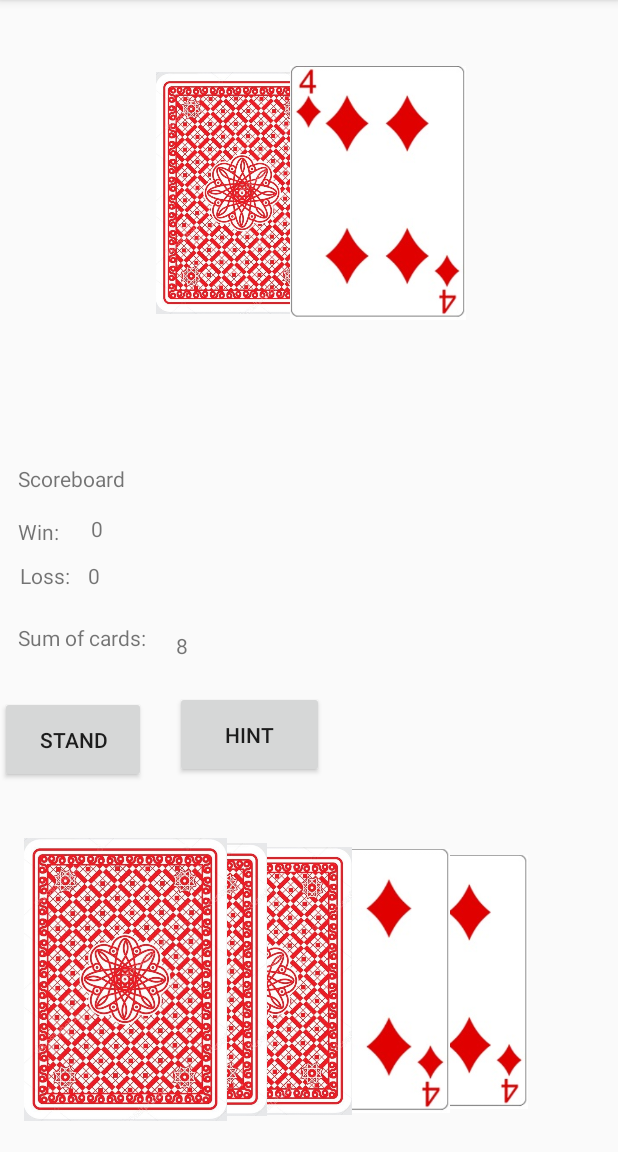
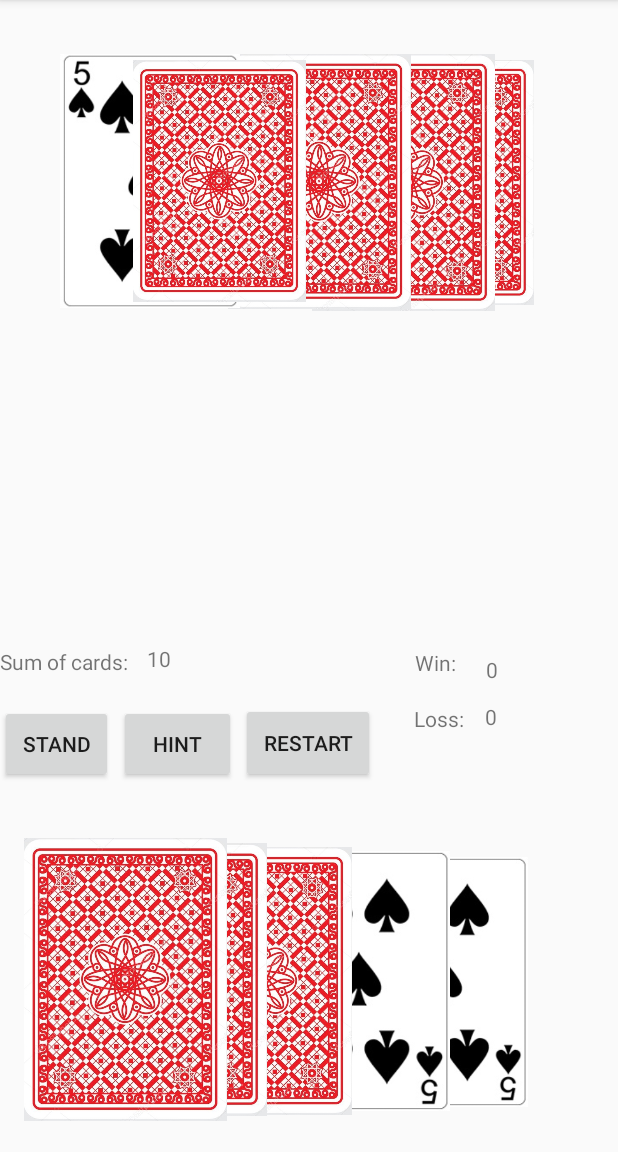
Before and after one commit to RamonBecker/BlackJack, an Android app: the GameActivity screen opened directly, with no data from a screen before it, on a phone screen of 412 x 824 dp, the part 84-1236 px from its top. Run offline under Robolectric (Android 15) with nearby library versions, the light colour scheme and no system bars; 3 statements that could not run were skipped.

Commit message:
Adicionado jogadas do Computer

```diff
--- a/app/src/main/java/br/com/entities/Game.java
+++ b/app/src/main/java/br/com/entities/Game.java
@@ -16,7 +16,7 @@ public class Game {
 
     public int generateCards() {
         random = new Random();
-        return random.nextInt(13);
+        return random.nextInt(12);
     }
 
     public int checkPlays(int playUser, int playComputer) {
@@ -67,10 +67,11 @@ public class Game {
         int result = 50;
         //
         if (checkStand) {
-            Log.i("check", String.valueOf(checkStand));
+          //  Log.i("check", String.valueOf(checkStand));
             result = checkStand(playUser, playComputer);
 
            Log.i("chechStand", "CheckStand");
+
             return result;
 
         }
--- a/app/src/main/java/com/example/Screens/GameActivity.java
+++ b/app/src/main/java/com/example/Screens/GameActivity.java
@@ -10,6 +10,7 @@ import android.widget.TextView;
 import android.widget.Toast;
 
 import java.util.ArrayList;
+import java.util.List;
 
 import br.com.entities.Game;
 import br.com.entities.StoreUser;
@@ -19,7 +20,7 @@ public class GameActivity extends BasicMenuAcitivy {
 
 
     // Cards Computer
-    ImageView imgCardComputer1, imgCardComputer2, imgCardComputer3;
+    ImageView imgCardComputer1, imgCardComputer2, imgCardComputer3, imgCardComputer4, imgCardComputer5;
 
     //Cards User
     ImageView imgCardUser1, imgCardUser2, imgCardUser3, imgCardUser4, imgCardUser5;
@@ -39,9 +40,11 @@ public class GameActivity extends BasicMenuAcitivy {
 
 
     // Controller of indice image
-    private int contImageViewUser = 2;
+    private int contImageViewUser = 5;
     private int contImageViewComputer = 0;
 
+
+    private List<Integer> listIDComputer;
 
     // References
     private User user;
@@ -67,6 +70,9 @@ public class GameActivity extends BasicMenuAcitivy {
         //Cards Computer
         imgCardComputer1 = findViewById(R.id.imageViewCardPC1);
         imgCardComputer2 = findViewById(R.id.imageViewCardPC2);
+        imgCardComputer3 = findViewById(R.id.imageViewCardPC3);
+        imgCardComputer4 = findViewById(R.id.imageViewCardPC4);
+        imgCardComputer5 = findViewById(R.id.imageViewCardPC5);
 
 
         //Cards User
@@ -82,7 +88,9 @@ public class GameActivity extends BasicMenuAcitivy {
 
         listCards.add(imgCardComputer1);
         listCards.add(imgCardComputer2);
-
+        listCards.add(imgCardComputer3);
+        listCards.add(imgCardComputer4);
+        listCards.add(imgCardComputer5);
 
         listCards.add(imgCardUser1);
         listCards.add(imgCardUser2);
@@ -124,76 +132,90 @@ public class GameActivity extends BasicMenuAcitivy {
 
         View view = null;
 
-        playComputer();
+
+        listIDComputer = new ArrayList<>();
+
+        //playComputer();
 
         actionButtonHold(null);
         actionButtonHold(null);
 
 
         checkPlayerWin();
-       setTextWinLoss();
+        setTextWinLoss();
     }
 
 
     private void checkPlayerWin() {
         Game game = new Game();
 
-        Log.i("blackjack Jogodas:", "User:" + String.valueOf(playsUser) + " PC:" + String.valueOf(playsComputer));
+        Log.i("blackjack Jogadas:", "User:" + String.valueOf(playsUser) + " PC:" + String.valueOf(playsComputer));
 
-        Log.i("Retorno", "User:" + String.valueOf((game.resultGame(playsUser,playsComputer))));
-        int resultGame = game.resultGame(playsUser,playsComputer);
+        Log.i("Retorno", "User:" + String.valueOf((game.resultGame(playsUser, playsComputer))));
+        int resultGame = game.resultGame(playsUser, playsComputer);
         Log.i("Result", "User:" + String.valueOf(resultGame));
 
         if (resultGame == 0) {
             win++;
             user = StoreUser.getInstance().updateWinLoss(user, win, loss);
-          //  listCards.get(0).setImageResource(listIdCards.get(idImageComputerVisibleFinal));
+            //   listCards.get(0).setImageResource(listIdCards.get(idImageComputerVisibleFinal));
             Toast.makeText(this, "Voce fez BlackJack", Toast.LENGTH_LONG).show();
             Game.checkStand = false;
-            restartGame();
+            visibleCardComputer();
+          //  restartGame();
         } else if (resultGame == 1) {
-            loss++;
+
             user = StoreUser.getInstance().updateWinLoss(user, win, loss);
-           // listCards.get(0).setImageResource(listIdCards.get(idImageComputerVisibleFinal));
-
             Toast.makeText(this, "Empate", Toast.LENGTH_LONG).show();
             Game.checkStand = false;
-            restartGame();
+
+            visibleCardComputer();
+
+            //restartGame();
         } else if (resultGame == 2) {
 
             loss++;
             user = StoreUser.getInstance().updateWinLoss(user, win, loss);
             Toast.makeText(this, "A mesa ganhou", Toast.LENGTH_SHORT).show();
-         //   listCards.get(0).setImageResource(listIdCards.get(idImageComputerVisibleFinal));
+            //    listCards.get(0).setImageResource(listIdCards.get(idImageComputerVisibleFinal));
             Game.checkStand = false;
-            restartGame();
+
+            visibleCardComputer();
+
+          //  restartGame();
 
         } else if (resultGame == 3) {
 
-         //   listCards.get(0).setImageResource(listIdCards.get(idImageComputerVisibleFinal));
+            // listCards.get(0).setImageResource(listIdCards.get(idImageComputerVisibleFinal));
+
+
             user = StoreUser.getInstance().updateWinLoss(user, win, loss);
             Toast.makeText(this, "Empate, voce e a mesa estouraram", Toast.LENGTH_SHORT).show();
             Game.checkStand = false;
-            restartGame();
-        }
-        else if(resultGame == 4){
+
+            visibleCardComputer();
+         //   restartGame();
+        } else if (resultGame == 4) {
             loss++;
-          //  listCards.get(0).setImageResource(listIdCards.get(idImageComputerVisibleFinal));
+            //   listCards.get(0).setImageResource(listIdCards.get(idImageComputerVisibleFinal));
+
+
             user = StoreUser.getInstance().updateWinLoss(user, win, loss);
             Toast.makeText(this, "Voce estourou", Toast.LENGTH_SHORT).show();
             Game.checkStand = false;
-            restartGame();
+
+            visibleCardComputer();
+          //  restartGame();
         }
 
     }
 
-    private void restartGame() {
+    public void restartGame(View view) {
 
         Intent it = new Intent(this, GameActivity.class);
         startActivity(it);
         finish();
         listCards.get(0).setImageResource(listIdCards.get(idImageComputerVisibleFinal));
-
 
 
     }
@@ -203,7 +225,7 @@ public class GameActivity extends BasicMenuAcitivy {
         buttonHint.setEnabled(false);
         Game.checkStand = true;
 
-        listCards.get(0).setVisibility(View.VISIBLE);
+        //listCards.get(0).setVisibility(View.VISIBLE);
 
 
         checkPlayerWin();
@@ -237,13 +259,13 @@ public class GameActivity extends BasicMenuAcitivy {
 
         contImageViewUser++;
 
-        if (contImageViewUser == 8) {
-            contImageViewUser = 3;
+        if (contImageViewUser == 9) {
+            contImageViewUser = 5;
         }
 
         contSumCards.setText(String.valueOf(playsUser));
 
-
+        playComputer();
         checkPlayerWin();
         setTextWinLoss();
 
@@ -254,25 +276,36 @@ public class GameActivity extends BasicMenuAcitivy {
     private void playComputer() {
 
         int id1 = game.generateCards();
-        int id2 = game.generateCards();
 
-        for (int i = 0; i < listIdCards.size(); i++) {
-            if (i == id2) {
-                listCards.get(1).setImageResource(listIdCards.get(i));
-            }
+        listIDComputer.add(id1);
+
+        Log.i("Gerador:", String.valueOf(id1));
+
+        if(contImageViewComputer == 0){
+            listCards.get(contImageViewComputer).setImageResource(listIdCards.get(id1));
         }
-        idImageComputerVisibleFinal = id1;
+
+        //      for (int i = 0; i < listIdCards.size(); i++) {
+        //  if (i == id1) {
+        //    listCards.get(contImageViewComputer).setImageResource(listIdCards.get(i));
+        //     }
+        //    }
+
+     //   if (contImageViewComputer >= 1) {
+      //      listCards.get(contImageViewComputer).setVisibility(View.INVISIBLE);
+     //   }
+
+        // idImageComputerVisibleFinal = id1;
+
+
         if (id1 >= 10) {
             playsComputer += 10;
         } else {
             playsComputer += id1 + 1;
         }
 
-        if (id2 >= 10) {
-            playsComputer += 10;
-        } else {
-            playsComputer += id2 + 1;
-        }
+        contImageViewComputer++;
+
     }
 
     // Set Cards Computer and set cards user
@@ -283,4 +316,16 @@ public class GameActivity extends BasicMenuAcitivy {
         }
     }
 
+    private void visibleCardComputer() {
+        int j = 0;
+        for (int i = 0; i < listIDComputer.size(); i++){
+            listCards.get(j).setImageResource(listIdCards.get(listIDComputer.get(i)));
+            j++;
+        }
+
+        for (int i= 0; i < 5; i++) {
+            listCards.get(i).setVisibility(View.VISIBLE);
+        }
+    }
+
 }
--- a/app/src/main/res/layout/activity_game.xml
+++ b/app/src/main/res/layout/activity_game.xml
@@ -6,22 +6,12 @@
     android:layout_width="match_parent"
     android:layout_height="match_parent">
 
-    <ImageView
-        android:id="@+id/imageViewCardPC1"
-        android:layout_width="115dp"
-        android:layout_height="169dp"
-        android:layout_marginStart="104dp"
-        android:layout_marginTop="44dp"
-        app:layout_constraintStart_toStartOf="parent"
-        app:layout_constraintTop_toTopOf="parent"
-        tools:src="@drawable/ic_launcher_background" />
-
     <Button
         android:id="@+id/buttonPurchase"
-        android:layout_width="99dp"
-        android:layout_height="58dp"
-        android:layout_marginStart="19dp"
-        android:layout_marginBottom="35dp"
+        android:layout_width="78dp"
+        android:layout_height="52dp"
+        android:layout_marginStart="4dp"
+        android:layout_marginBottom="32dp"
         android:onClick="actionButtonHold"
         android:text="Hint"
         app:layout_constraintBottom_toTopOf="@+id/imageViewCard4"
@@ -29,95 +19,72 @@
 
     <Button
         android:id="@+id/buttonStand"
-        android:layout_width="97dp"
-        android:layout_height="58dp"
+        android:layout_width="75dp"
+        android:layout_height="52dp"
         android:layout_marginBottom="32dp"
+        android:onClick="actionStand"
         android:text="Stand"
-        android:onClick="actionStand"
         app:layout_constraintBottom_toTopOf="@+id/imageViewCard4"
         app:layout_constraintEnd_toStartOf="@+id/buttonPurchase" />
-
-    <TextView
-        android:id="@+id/textView"
-        android:layout_width="wrap_content"
-        android:layout_height="wrap_content"
-        android:layout_marginStart="12dp"
-        android:layout_marginBottom="16dp"
-        android:text="Scoreboard"
-        app:layout_constraintBottom_toTopOf="@+id/textViewWin"
-        app:layout_constraintStart_toStartOf="parent" />
 
     <TextView
         android:id="@+id/textViewWin"
         android:layout_width="31dp"
         android:layout_height="25dp"
-        android:layout_marginStart="12dp"
-        android:layout_marginBottom="4dp"
+        android:layout_marginEnd="16dp"
+        android:layout_marginBottom="12dp"
         android:text="Win:"
         app:layout_constraintBottom_toTopOf="@+id/textViewLoss"
+        app:layout_constraintEnd_toStartOf="@+id/textViewContadorVitoria" />
+
+    <TextView
+        android:id="@+id/textViewContadorVitoria"
+        android:layout_width="wrap_content"
+        android:layout_height="wrap_content"
+        android:layout_marginEnd="80dp"
+        android:layout_marginBottom="12dp"
+        android:text="0"
+        app:layout_constraintBottom_toTopOf="@+id/textViewContadorDerrota"
+        app:layout_constraintEnd_toEndOf="parent" />
+
+    <TextView
+        android:id="@+id/textViewSumCards"
+        android:layout_width="44dp"
+        android:layout_height="27dp"
+        android:layout_marginStart="10dp"
+        android:layout_marginBottom="13dp"
+        android:text="0"
+        app:layout_constraintBottom_toTopOf="@+id/buttonPurchase"
+        app:layout_constraintStart_toEndOf="@+id/textView6" />
+
+    <TextView
+        android:id="@+id/textViewContadorDerrota"
+        android:layout_width="wrap_content"
+        android:layout_height="wrap_content"
+        android:layout_marginStart="14dp"
+        android:layout_marginBottom="69dp"
+        android:text="0"
+        app:layout_constraintBottom_toTopOf="@+id/imageViewCard1"
+        app:layout_constraintStart_toEndOf="@+id/textViewLoss" />
+
+    <TextView
+        android:id="@+id/textView6"
+        android:layout_width="88dp"
+        android:layout_height="29dp"
+        android:layout_marginBottom="9dp"
+        android:text="Sum of cards:"
+        app:layout_constraintBottom_toTopOf="@+id/buttonPurchase"
         app:layout_constraintStart_toStartOf="parent" />
 
     <TextView
         android:id="@+id/textViewLoss"
         android:layout_width="wrap_content"
         android:layout_height="wrap_content"
-        android:layout_marginStart="13dp"
-        android:layout_marginBottom="22dp"
+        android:layout_marginStart="26dp"
+        android:layout_marginBottom="67dp"
         android:text="Loss:"
-        app:layout_constraintBottom_toTopOf="@+id/textView6"
-        app:layout_constraintStart_toStartOf="parent" />
-
-    <ImageView
-        android:id="@+id/imageViewCardPC2"
-        android:layout_width="120dp"
-        android:layout_height="169dp"
-        android:layout_marginStart="88dp"
-        android:layout_marginTop="44dp"
-        app:layout_constraintEnd_toEndOf="parent"
-        app:layout_constraintHorizontal_bias="0.0"
-        app:layout_constraintStart_toStartOf="@+id/imageViewCardPC1"
-        app:layout_constraintTop_toTopOf="parent"
-        tools:src="@drawable/ic_launcher_background" />
-
-    <TextView
-        android:id="@+id/textViewContadorVitoria"
-        android:layout_width="wrap_content"
-        android:layout_height="wrap_content"
-        android:layout_marginStart="17dp"
-        android:layout_marginBottom="12dp"
-        android:text="0"
-        app:layout_constraintBottom_toTopOf="@+id/textViewContadorDerrota"
-        app:layout_constraintStart_toEndOf="@+id/textViewWin" />
-
-    <TextView
-        android:id="@+id/textViewContadorDerrota"
-        android:layout_width="wrap_content"
-        android:layout_height="wrap_content"
-        android:layout_marginStart="12dp"
-        android:layout_marginBottom="22dp"
-        android:text="0"
-        app:layout_constraintBottom_toTopOf="@+id/textView6"
-        app:layout_constraintStart_toEndOf="@+id/textViewLoss" />
-
-    <TextView
-        android:id="@+id/textView6"
-        android:layout_width="wrap_content"
-        android:layout_height="wrap_content"
-        android:layout_marginStart="12dp"
-        android:layout_marginBottom="119dp"
-        android:text="Sum of cards:"
-        app:layout_constraintBottom_toTopOf="@+id/imageViewCard4"
-        app:layout_constraintStart_toStartOf="parent" />
-
-    <TextView
-        android:id="@+id/textViewSumCards"
-        android:layout_width="wrap_content"
-        android:layout_height="wrap_content"
-        android:layout_marginStart="20dp"
-        android:layout_marginBottom="116dp"
-        android:text="0"
-        app:layout_constraintBottom_toTopOf="@+id/imageViewCard3"
-        app:layout_constraintStart_toEndOf="@+id/textView6" />
+        app:layout_constraintBottom_toTopOf="@+id/imageViewCard2"
+        app:layout_constraintStart_toEndOf="@+id/buttonRestart" />
 
     <ImageView
         android:id="@+id/imageViewCard1"
@@ -128,7 +95,7 @@
         app:layout_constraintEnd_toEndOf="parent"
         app:layout_constraintTop_toBottomOf="@+id/buttonStand"
         app:layout_constraintVertical_bias="0.698"
-        app:srcCompat="@drawable/ic_launcher_background" />
+        tools:src="@drawable/ic_launcher_background" />
 
     <ImageView
         android:id="@+id/imageViewCard2"
@@ -138,7 +105,7 @@
         android:layout_marginBottom="16dp"
         app:layout_constraintBottom_toBottomOf="parent"
         app:layout_constraintEnd_toEndOf="parent"
-        app:srcCompat="@drawable/ic_launcher_background" />
+        tools:src="@drawable/ic_launcher_background" />
 
     <ImageView
         android:id="@+id/imageViewCard3"
@@ -147,7 +114,7 @@
         android:layout_marginBottom="16dp"
         app:layout_constraintBottom_toBottomOf="parent"
         app:layout_constraintEnd_toStartOf="@+id/imageViewCard1"
-        app:srcCompat="@drawable/ic_launcher_background" />
+        tools:src="@drawable/ic_launcher_background" />
 
     <ImageView
         android:id="@+id/imageViewCard4"
@@ -156,7 +123,7 @@
         android:layout_marginBottom="16dp"
         app:layout_constraintBottom_toBottomOf="parent"
         app:layout_constraintEnd_toStartOf="@+id/imageViewCard2"
-        app:srcCompat="@drawable/ic_launcher_background" />
+        tools:src="@drawable/ic_launcher_background" />
 
     <ImageView
         android:id="@+id/imageViewCard5"
@@ -166,6 +133,67 @@
         android:layout_marginBottom="16dp"
         app:layout_constraintBottom_toBottomOf="parent"
         app:layout_constraintStart_toStartOf="parent"
-        app:srcCompat="@drawable/ic_launcher_background" />
+        tools:src="@drawable/ic_launcher_background" />
+
+    <ImageView
+        android:id="@+id/imageViewCardPC5"
+        android:layout_width="117dp"
+        android:layout_height="171dp"
+        android:layout_marginTop="36dp"
+        android:layout_marginEnd="56dp"
+        app:layout_constraintEnd_toEndOf="parent"
+        app:layout_constraintTop_toTopOf="parent"
+        tools:src="@drawable/ic_launcher_background" />
+
+    <ImageView
+        android:id="@+id/imageViewCardPC4"
+        android:layout_width="126dp"
+        android:layout_height="171dp"
+        android:layout_marginTop="36dp"
+        android:layout_marginEnd="24dp"
+        app:layout_constraintEnd_toEndOf="@+id/imageViewCardPC5"
+        app:layout_constraintTop_toTopOf="parent"
+        tools:src="@drawable/ic_launcher_background" />
+
+    <ImageView
+        android:id="@+id/imageViewCardPC3"
+        android:layout_width="126dp"
+        android:layout_height="170dp"
+        android:layout_marginTop="36dp"
+        android:layout_marginEnd="56dp"
+        app:layout_constraintEnd_toEndOf="@+id/imageViewCardPC4"
+        app:layout_constraintTop_toTopOf="parent"
+        tools:src="@drawable/ic_launcher_background" />
+
+    <ImageView
+        android:id="@+id/imageViewCardPC1"
+        android:layout_width="120dp"
+        android:layout_height="169dp"
+        android:layout_marginStart="40dp"
+        android:layout_marginTop="36dp"
+        app:layout_constraintStart_toStartOf="parent"
+        app:layout_constraintTop_toTopOf="parent"
+        tools:src="@drawable/ic_launcher_background" />
+
+    <ImageView
+        android:id="@+id/imageViewCardPC2"
+        android:layout_width="115dp"
+        android:layout_height="169dp"
+        android:layout_marginTop="36dp"
+        android:layout_marginEnd="72dp"
+        app:layout_constraintEnd_toEndOf="@+id/imageViewCardPC3"
+        app:layout_constraintTop_toTopOf="parent"
+        tools:src="@drawable/ic_launcher_background" />
+
+    <Button
+        android:id="@+id/buttonRestart"
+        android:layout_width="89dp"
+        android:layout_height="53dp"
+        android:layout_marginStart="3dp"
+        android:layout_marginBottom="32dp"
+        android:text="Restart"
+        android:onClick="restartGame"
+        app:layout_constraintBottom_toTopOf="@+id/imageViewCard4"
+        app:layout_constraintStart_toEndOf="@+id/buttonPurchase" />
 
 </androidx.constraintlayout.widget.ConstraintLayout>
```
